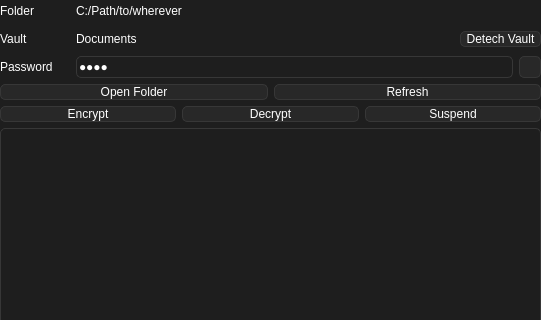
Old version of the form ui/FrontendVault.ui in the repository Nothing031/Vault; both pictures show x 0 to 541 and y 0 to 320 of the 541 by 536 pixel window.
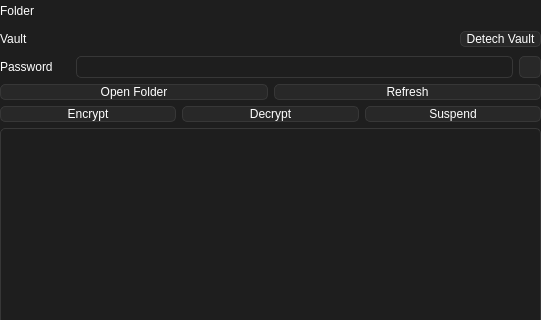
New version of the form. Icons and pictures are not drawn.

Diff of the .ui file:
```diff
--- a/ui/FrontendVault.ui
+++ b/ui/FrontendVault.ui
@@ -220,7 +220,7 @@
         </size>
        </property>
        <property name="text">
-        <string>C:/Path/to/wherever</string>
+        <string/>
        </property>
       </widget>
      </item>
@@ -296,7 +296,7 @@
         </size>
        </property>
        <property name="text">
-        <string>Documents</string>
+        <string/>
        </property>
       </widget>
      </item>
@@ -376,7 +376,7 @@
         </size>
        </property>
        <property name="text">
-        <string>asdf</string>
+        <string/>
        </property>
        <property name="echoMode">
         <enum>QLineEdit::EchoMode::Password</enum>
```
